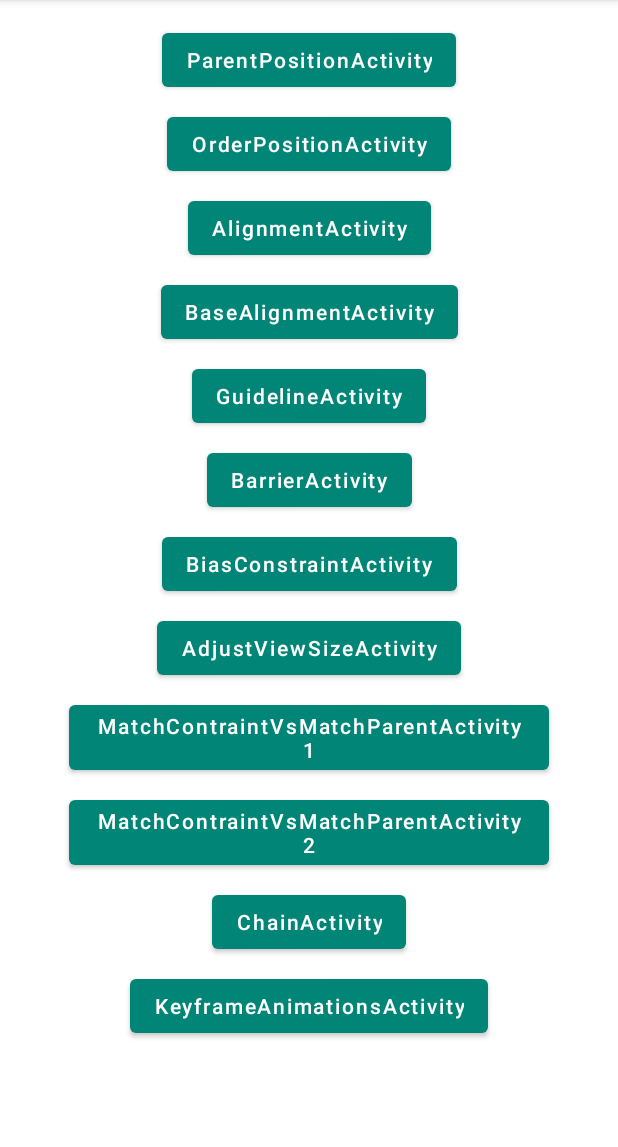
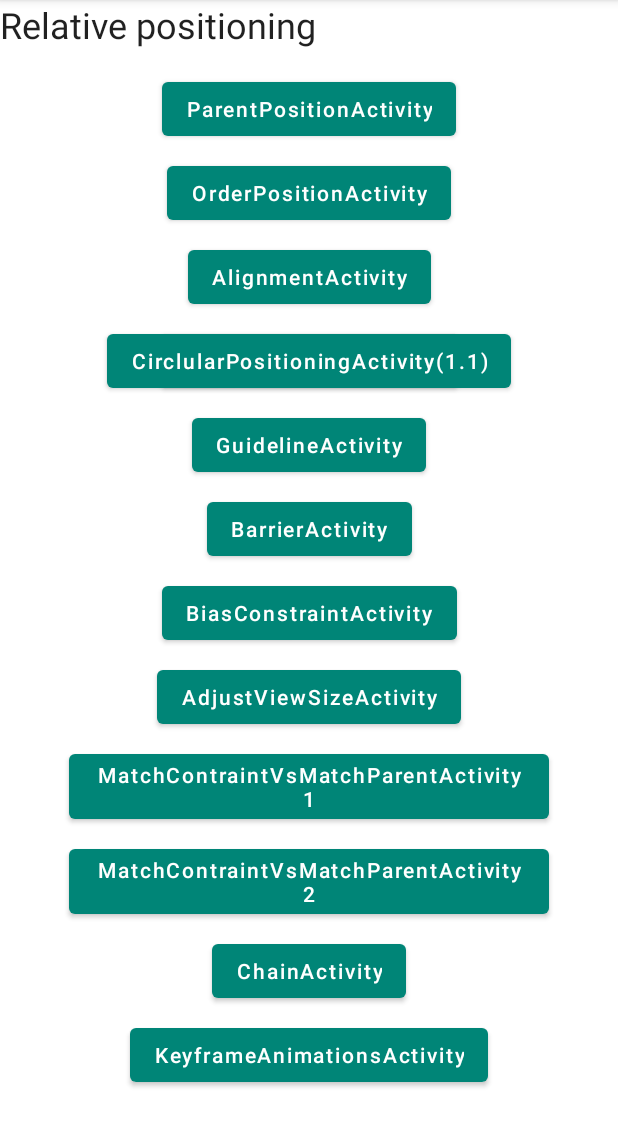
Before and after one commit to jhwsx/ConstraintLayoutExamples, an Android app: the screen it shows after launch (MainActivity), on a phone screen of 412 x 824 dp, the part 84-1231 px from its top. Run offline under Robolectric (Android 15) with nearby library versions, the light colour scheme and no system bars.

Commit message:
circular positioning

```diff
--- a/app/src/main/AndroidManifest.xml
+++ b/app/src/main/AndroidManifest.xml
@@ -11,7 +11,10 @@
         android:supportsRtl="true"
         android:theme="@style/AppTheme"
         tools:ignore="GoogleAppIndexingWarning">
-        <activity android:name=".KeyframeAnimationsActivity"
+        <activity android:name=".CircularPositioningActivity">
+        </activity>
+        <activity
+            android:name=".KeyframeAnimationsActivity"
             android:label="@string/keyframe_animations_activity">
         </activity>
         <activity
--- a/app/src/main/java/com/wzc/constraintlayoutexamples/MainActivity.kt
+++ b/app/src/main/java/com/wzc/constraintlayoutexamples/MainActivity.kt
@@ -22,6 +22,7 @@ class MainActivity : AppCompatActivity() {
         button_matchconstraint_vs_matchparent_2.setOnClickListener{startActivity(Intent(this@MainActivity, MatchContraintVsMatchParentActivity2::class.java))}
         button_chain.setOnClickListener{startActivity(Intent(this@MainActivity, ChainActivity::class.java))}
         button_keyframe_animations.setOnClickListener{startActivity(Intent(this@MainActivity, KeyframeAnimationsActivity::class.java))}
+        button_circlular_positioning.setOnClickListener{startActivity(Intent(this@MainActivity, CircularPositioningActivity::class.java))}
     }
 
 
--- a/app/src/main/res/layout/activity_bias_constraint.xml
+++ b/app/src/main/res/layout/activity_bias_constraint.xml
@@ -6,7 +6,7 @@
     android:layout_width="match_parent"
     android:layout_height="match_parent"
     tools:context=".BiasConstraintActivity">
-
+    <!--bias 是从左，上开始算的-->
     <Button
         android:id="@+id/button2"
         android:layout_width="wrap_content"
--- a/app/src/main/res/layout/activity_main.xml
+++ b/app/src/main/res/layout/activity_main.xml
@@ -10,7 +10,14 @@
     <androidx.constraintlayout.widget.ConstraintLayout
         android:layout_width="match_parent"
         android:layout_height="wrap_content">
-
+        <TextView
+            app:layout_constraintTop_toTopOf="parent"
+            app:layout_constraintStart_toStartOf="parent"
+            android:id="@+id/tv_relative_positioning"
+            style="@style/TextAppearance.MaterialComponents.Headline5"
+            android:text="Relative positioning"
+            android:layout_width="wrap_content"
+            android:layout_height="wrap_content"/>
         <Button
             android:id="@+id/button_parent_position"
             style="@style/Widget.MaterialComponents.Button"
@@ -21,7 +28,7 @@
             android:textAllCaps="false"
             app:layout_constraintEnd_toEndOf="parent"
             app:layout_constraintStart_toStartOf="parent"
-            app:layout_constraintTop_toTopOf="parent"/>
+            app:layout_constraintTop_toBottomOf="@id/tv_relative_positioning"/>
 
         <Button
             android:id="@+id/button_order_position"
@@ -56,6 +63,20 @@
             android:layout_marginTop="8dp"
             android:layout_marginEnd="8dp"
             android:text="@string/base_alignment_activity"
+            android:textAllCaps="false"
+            app:layout_constraintEnd_toEndOf="parent"
+            app:layout_constraintStart_toStartOf="parent"
+            app:layout_constraintTop_toBottomOf="@+id/button_alignment"/>
+
+        <Button
+            android:id="@+id/button_circlular_positioning"
+            style="@style/Widget.MaterialComponents.Button"
+            android:layout_width="wrap_content"
+            android:layout_height="wrap_content"
+            android:layout_marginStart="8dp"
+            android:layout_marginTop="8dp"
+            android:layout_marginEnd="8dp"
+            android:text="@string/circlular_positioning_activity"
             android:textAllCaps="false"
             app:layout_constraintEnd_toEndOf="parent"
             app:layout_constraintStart_toStartOf="parent"
--- a/app/src/main/res/values/strings.xml
+++ b/app/src/main/res/values/strings.xml
@@ -12,4 +12,5 @@
     <string name="matchcontraint_vs_matchparent_activity_2">MatchContraintVsMatchParentActivity2</string>
     <string name="chain_activity">ChainActivity</string>
     <string name="keyframe_animations_activity">KeyframeAnimationsActivity</string>
+    <string name="circlular_positioning_activity">CirclularPositioningActivity(1.1)</string>
 </resources>
```
Also changed, not shown: app/src/main/java/com/wzc/constraintlayoutexamples/CircularPositioningActivity.kt (added, +12 -0 lines), app/src/main/res/layout/activity_circlular_positioning.xml (added, +60 -0 lines).
